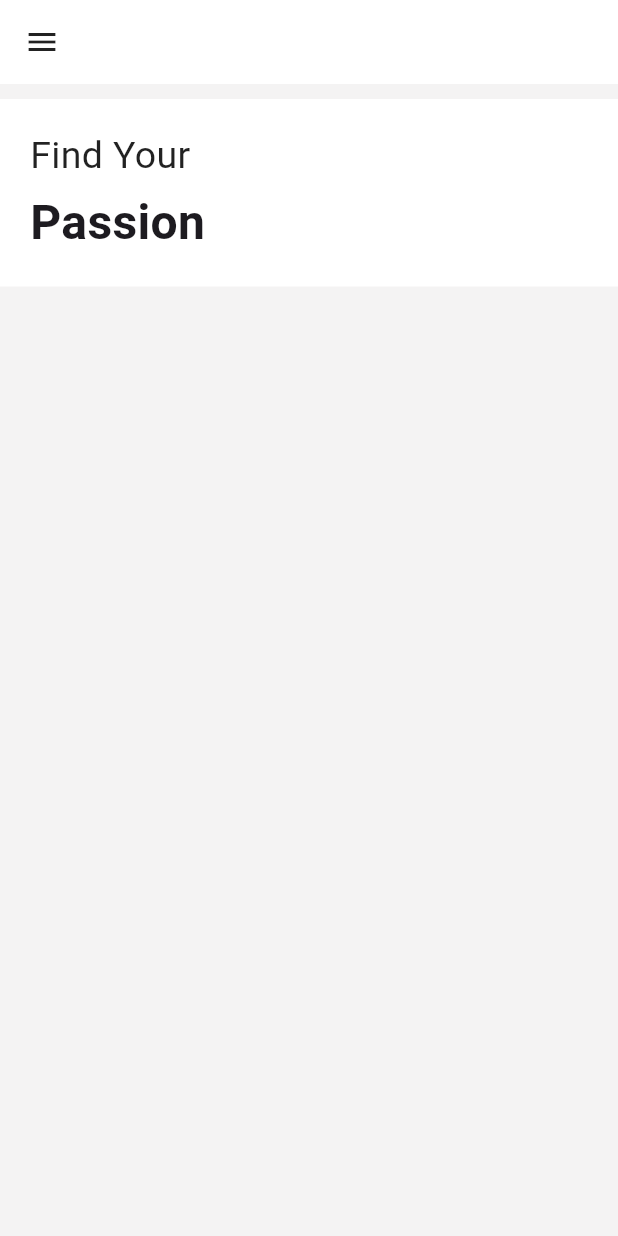
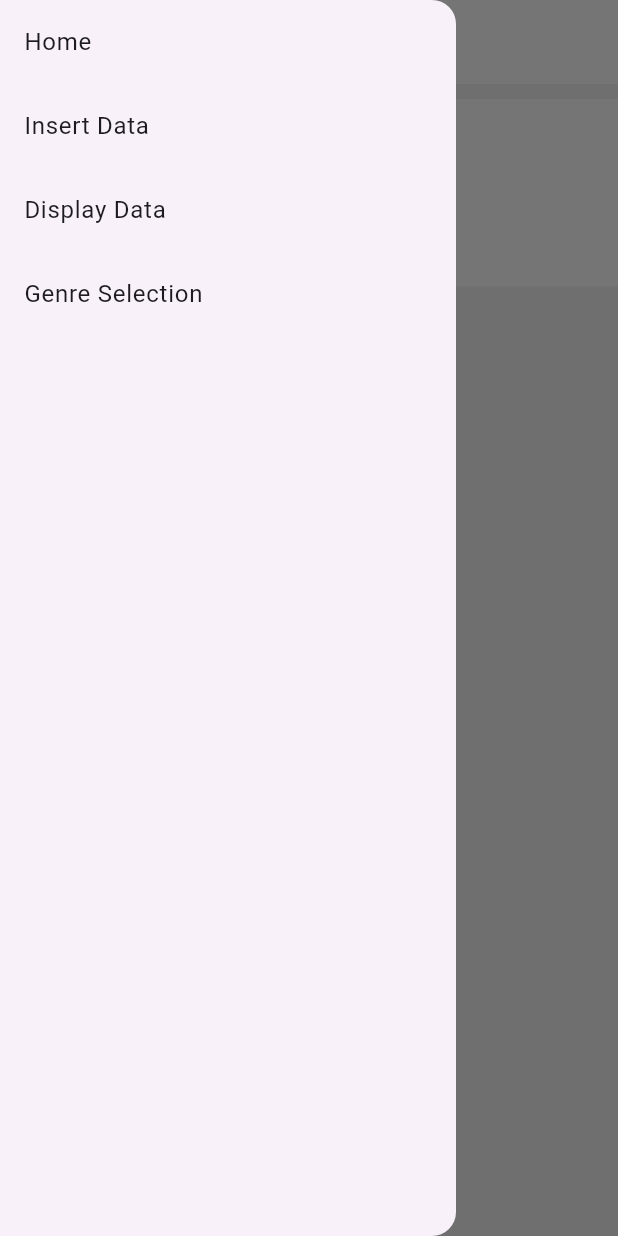
Before and after one commit to andrewshowers/BeatBlendr, a Flutter app: the screen it shows after launch, with the side drawer open (before the commit the screen has no drawer), on a phone screen of 412 x 824 dp. Run offline on Flutter 3.47's test engine with Material 3 defaults, Android fonts, the phone set to English and light mode, and no system bars; drawn by our look-alikes of animated_text_kit.

Commit message:
created hamburger menu

```diff
--- a/lib/landing_page.dart
+++ b/lib/landing_page.dart
@@ -1,23 +1,73 @@
-// ignore_for_file: prefer_const_constructors
-
 import 'package:flutter/material.dart';
 import 'display_data_page.dart';
 import 'insert_data_page.dart';
 import 'genre_buttons_page.dart';
 import 'package:animated_text_kit/animated_text_kit.dart';
 
-
 class LandingPage extends StatelessWidget {
   @override
   Widget build(BuildContext context) {
     return Scaffold(
-      backgroundColor: Color.fromRGBO(244, 243, 243, 1), // white background
+      backgroundColor: Color.fromRGBO(244, 243, 243, 1), // White background
       appBar: AppBar(
         backgroundColor: Colors.white,
         elevation: 0,
-        leading: IconButton(
-          icon: Icon(Icons.menu, color: Colors.black87),
-          onPressed: () {},
+        leading: Builder(
+          builder: (BuildContext context) {
+            // Use Builder to get a context with Scaffold ancestor
+            return IconButton(
+              icon: Icon(Icons.menu, color: Colors.black87),
+              onPressed: () {
+                Scaffold.of(context).openDrawer(); // Open the drawer on menu icon tap
+              },
+            );
+          },
+        ),
+      ),
+      drawer: Drawer(
+        child: ListView(
+          padding: EdgeInsets.zero,
+          children: [
+            ListTile(
+              title: Text('Home'),
+              onTap: () {
+                Navigator.pop(context);
+              },
+            ),
+            ListTile(
+              title: Text('Insert Data'),
+              onTap: () {
+                Navigator.push(
+                  context,
+                  MaterialPageRoute(
+                    builder: (context) => InsertionPage(),
+                  ),
+                );
+              },
+            ),
+            ListTile(
+              title: Text('Display Data'),
+              onTap: () {
+                Navigator.push(
+                  context,
+                  MaterialPageRoute(
+                    builder: (context) => DisplayDataPage(),
+                  ),
+                );
+              },
+            ),
+            ListTile(
+              title: Text('Genre Selection'),
+              onTap: () {
+                Navigator.push(
+                  context,
+                  MaterialPageRoute(
+                    builder: (context) => GenreButtonsPage(),
+                  ),
+                );
+              },
+            ),
+          ],
         ),
       ),
       body: SafeArea(
@@ -34,15 +84,12 @@ class LandingPage extends StatelessWidget {
               child: Column(
                 crossAxisAlignment: CrossAxisAlignment.start,
                 children: <Widget>[
-                  Text('Find Your', style: TextStyle(color: Colors.black87, fontSize: 25),),
+                  Text(
+                    'Find Your',
+                    style: TextStyle(color: Colors.black87, fontSize: 25),
+                  ),
                   SizedBox(height: 3),
-                  // Text(
-                  //   'Inspiration',
-                  //   style: TextStyle(
-                  //     color: Colors.black87,
-                  //     fontSize: 40,
-                  //   ),
-                  // ),
+                  // Removed commented-out code. Uncomment if needed.
                   AnimatedTextKit(
                     animatedTexts: [
                       TyperAnimatedText('Passion', textStyle: const TextStyle(fontSize: 32.0, fontWeight: FontWeight.bold,), speed: const Duration(milliseconds: 100),),
@@ -56,12 +103,10 @@ class LandingPage extends StatelessWidget {
                       TyperAnimatedText('Artist', textStyle: const TextStyle(fontSize: 32.0, fontWeight: FontWeight.bold,), speed: const Duration(milliseconds: 100),),
                       TyperAnimatedText('Beat', textStyle: const TextStyle(fontSize: 32.0, fontWeight: FontWeight.bold,), speed: const Duration(milliseconds: 100),),
                     ],
-
                     totalRepeatCount: 4,
-                    // pause: const Duration(milliseconds: 100),
                     displayFullTextOnTap: true,
                     stopPauseOnTap: true,
-                )
+                  ),
                 ],
               ),
             ),
```
